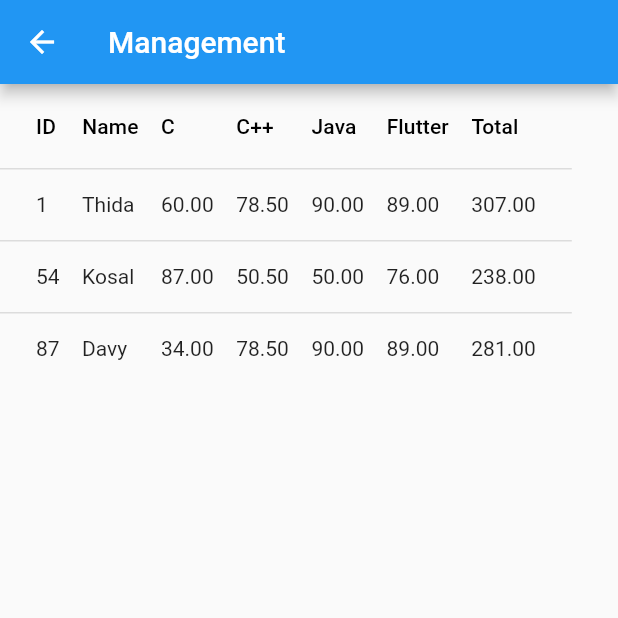
After one commit to PHANNA11/App_UI_design, a Flutter app: the screen it shows after launch, after a tap on "Management App", on a phone screen of 412 x 824 dp, the top half of it. The commit adds this screen. Run offline on Flutter 3.47's test engine with Material 2 defaults, Android fonts, the phone set to English and light mode, and no system bars; our stand-ins replace badges; network calls fail.

Commit message:
management App

```diff
--- a/lib/view/home_screen.dart
+++ b/lib/view/home_screen.dart
@@ -1,3 +1,4 @@
+import 'package:design_ex/view/management/view/home_mangement.dart';
 import 'package:design_ex/view/profile/view/profile_screen.dart';
 import 'package:design_ex/view/shop/view/shop_scren.dart';
 import 'package:design_ex/widget/menu_widget.dart';
@@ -41,6 +42,16 @@ class _HomeScreenState extends State<HomeScreen> {
                   ));
             },
           ),
+          MenuWidget(
+            title: 'Management App',
+            callRoute: () {
+              Navigator.push(
+                  context,
+                  MaterialPageRoute(
+                    builder: (context) => const HomeManagementScreen(),
+                  ));
+            },
+          ),
         ],
       ),
     );
--- /dev/null
+++ b/lib/view/management/model/student_model.dart
@@ -0,0 +1,24 @@
+class StudentModel {
+  late int id;
+  late String name;
+  late String sex;
+  late double subCpro;
+  late double subCplusplus;
+  late double subJava;
+  late double subFlutter;
+
+  double get total => _getTotal();
+
+  StudentModel({
+    required this.id,
+    required this.name,
+    required this.sex,
+    required this.subCpro,
+    required this.subCplusplus,
+    required this.subJava,
+    required this.subFlutter,
+  });
+  double _getTotal() {
+    return subCpro + subCplusplus + subJava + subCplusplus;
+  }
+}
--- /dev/null
+++ b/lib/view/management/view/home_mangement.dart
@@ -0,0 +1,82 @@
+import 'package:design_ex/view/management/model/student_model.dart';
+import 'package:flutter/material.dart';
+import 'package:flutter/src/widgets/framework.dart';
+import 'package:flutter/src/widgets/placeholder.dart';
+
+class HomeManagementScreen extends StatefulWidget {
+  const HomeManagementScreen({super.key});
+
+  @override
+  State<HomeManagementScreen> createState() => _HomeManagementScreenState();
+}
+
+class _HomeManagementScreenState extends State<HomeManagementScreen> {
+  List<StudentModel> listStudent = [
+    StudentModel(
+      id: 1,
+      name: 'Thida',
+      sex: 'F',
+      subCpro: 60,
+      subCplusplus: 78.5,
+      subJava: 90,
+      subFlutter: 89,
+    ),
+    StudentModel(
+      id: 54,
+      name: 'Kosal',
+      sex: 'M',
+      subCpro: 87,
+      subCplusplus: 50.5,
+      subJava: 50,
+      subFlutter: 76,
+    ),
+    StudentModel(
+      id: 87,
+      name: 'Davy',
+      sex: 'F',
+      subCpro: 34,
+      subCplusplus: 78.5,
+      subJava: 90,
+      subFlutter: 89,
+    )
+  ];
+  @override
+  Widget build(BuildContext context) {
+    return Scaffold(
+      appBar: AppBar(
+        title: const Text('Management'),
+      ),
+      body: DataTable(
+        columnSpacing: 15,
+        // headingTextStyle:
+        //     TextStyle(fontWeight: FontWeight.bold, color: Colors.black),
+        columns: const [
+          DataColumn(label: Text('ID')),
+          DataColumn(label: Text('Name')),
+          DataColumn(label: Text('C')),
+          DataColumn(label: Text('C++')),
+          DataColumn(label: Text('Java')),
+          DataColumn(label: Text('Flutter')),
+          DataColumn(label: Text('Total'))
+        ],
+        rows: List.generate(
+            listStudent.length,
+            (index) => DataRow(
+                  cells: [
+                    DataCell(Text(listStudent[index].id.toString())),
+                    DataCell(Text(listStudent[index].name)),
+                    DataCell(
+                        Text(listStudent[index].subCpro.toStringAsFixed(2))),
+                    DataCell(Text(
+                        listStudent[index].subCplusplus.toStringAsFixed(2))),
+                    DataCell(
+                        Text(listStudent[index].subJava.toStringAsFixed(2))),
+                    DataCell(
+                        Text(listStudent[index].subFlutter.toStringAsFixed(2))),
+                    DataCell(Text(listStudent[index].total.toStringAsFixed(2))),
+                  ],
+                )),
+      ),
+    );
+  }
+}
```
